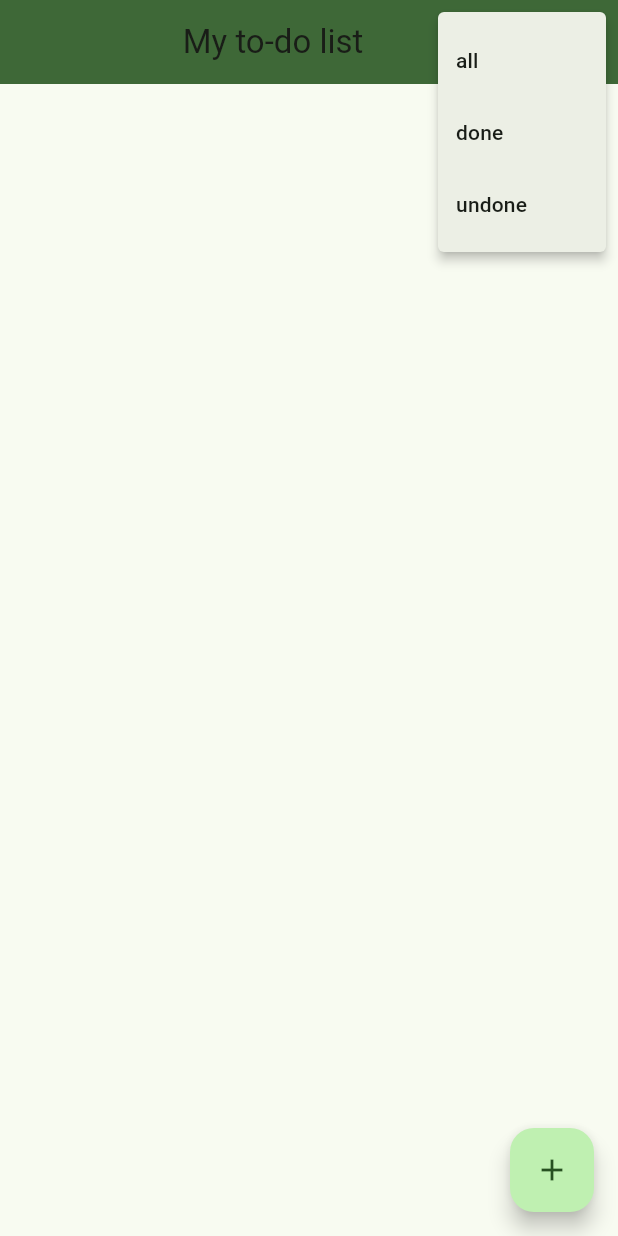
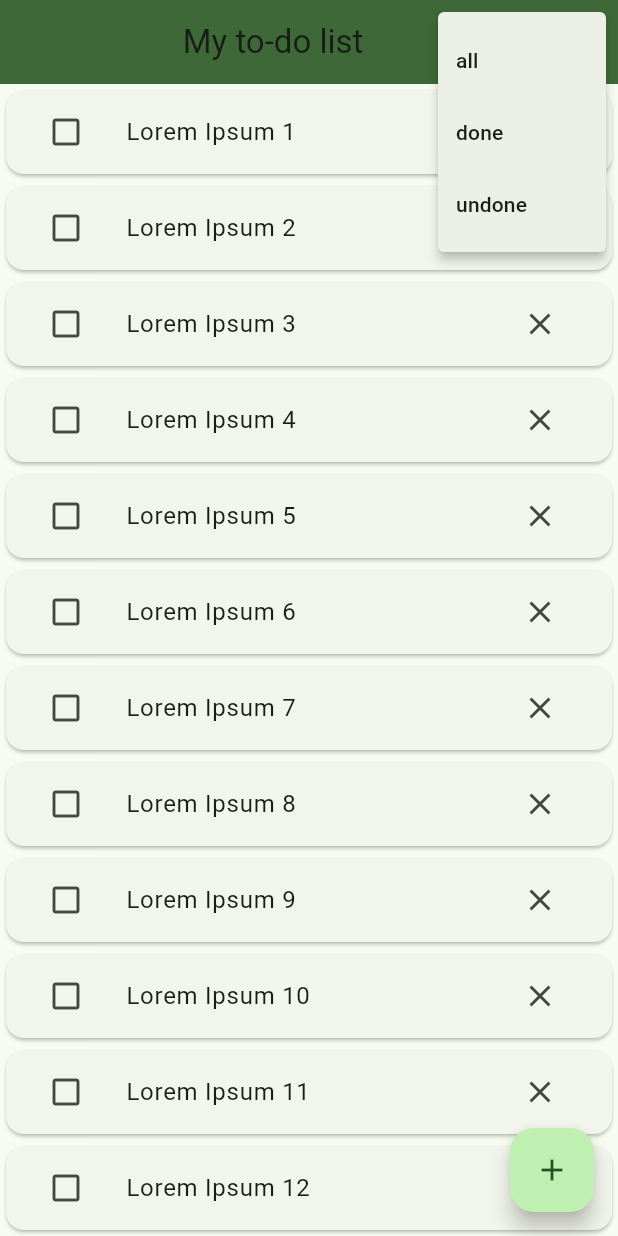
Before and after one commit to gu-tig333-ht23/gushagmib, a Flutter app: the screen it shows after launch, after a tap on the "more vert" icon, on a phone screen of 412 x 824 dp. Run offline on Flutter 3.47's test engine with Material 2 defaults, Android fonts, the phone set to English and light mode, and no system bars.

Commit message:
Added todo items & listview

```diff
--- a/lib/main.dart
+++ b/lib/main.dart
@@ -1,11 +1,11 @@
 import 'package:flutter/material.dart';
 
 void main() {
-  runApp(const TODOApp());
+  runApp(const ToDoApp());
 }
 
-class TODOApp extends StatelessWidget {
-  const TODOApp({super.key});
+class ToDoApp extends StatelessWidget {
+  const ToDoApp({super.key});
 
   // This widget is the root of your application.
   @override
@@ -24,21 +24,71 @@ class TODOApp extends StatelessWidget {
 }
 
 class MainPage extends StatelessWidget {
-  const MainPage({
+  MainPage({
     super.key,
   });
 
+  final msgs = [
+    "Lorem Ipsum 1",
+    "Lorem Ipsum 2",
+    "Lorem Ipsum 3",
+    "Lorem Ipsum 4",
+    "Lorem Ipsum 5",
+    "Lorem Ipsum 6",
+    "Lorem Ipsum 7",
+    "Lorem Ipsum 8",
+    "Lorem Ipsum 9",
+    "Lorem Ipsum 10",
+    "Lorem Ipsum 11",
+    "Lorem Ipsum 12",
+    "Lorem Ipsum 13",
+    "Lorem Ipsum 14",
+  ];
   @override
   Widget build(BuildContext context) {
     return Scaffold(
       appBar: MainPageAppBar(),
-      floatingActionButton: AddTODOItemButton(),
+      body: ListView(
+        children: msgs.map((msg) => TodoCard(msg: msg)).toList(),
+      ),
+      floatingActionButton: AddTodoItemButton(),
     );
   }
 }
 
-class AddTODOItemButton extends StatelessWidget {
-  const AddTODOItemButton({
+class TodoCard extends StatelessWidget {
+  TodoCard({super.key, required this.msg});
+
+  final String msg;
+
+  @override
+  Widget build(BuildContext context) {
+    return Card(
+      child: Column(
+        mainAxisSize: MainAxisSize.min,
+        children: <Widget>[
+          ListTile(
+            leading: IconButton(
+              onPressed: () => {},
+              icon: Icon(
+                Icons.check_box_outline_blank,
+              ),
+            ),
+            title: Text(msg),
+            trailing: IconButton(
+                onPressed: () => {
+                      // Remove todo
+                    },
+                icon: Icon(Icons.close)),
+          ),
+        ],
+      ),
+    );
+  }
+}
+
+class AddTodoItemButton extends StatelessWidget {
+  const AddTodoItemButton({
     super.key,
   });
 
@@ -47,7 +97,7 @@ class AddTODOItemButton extends StatelessWidget {
     return FloatingActionButton(
       onPressed: () => {
         Navigator.of(context).push(
-          MaterialPageRoute(builder: (context) => const AddToDoItem()),
+          MaterialPageRoute(builder: (context) => const AddToDoItemPage()),
         ),
       },
       tooltip: 'Add to-do item',
@@ -88,8 +138,8 @@ class MainPageAppBar extends StatelessWidget implements PreferredSizeWidget {
   Size get preferredSize => const Size.fromHeight(kToolbarHeight);
 }
 
-class AddToDoItem extends StatelessWidget {
-  const AddToDoItem({
+class AddToDoItemPage extends StatelessWidget {
+  const AddToDoItemPage({
     super.key,
   });
 
@@ -116,7 +166,8 @@ class AddToDoItem extends StatelessWidget {
           ),
           ElevatedButton.icon(
             onPressed: () => {
-              // TODO add a new card
+              // TODO add a new card and display
+              Navigator.of(context).pop()
             },
             icon: const Icon(Icons.add),
             label: Text("ADD"),
```
